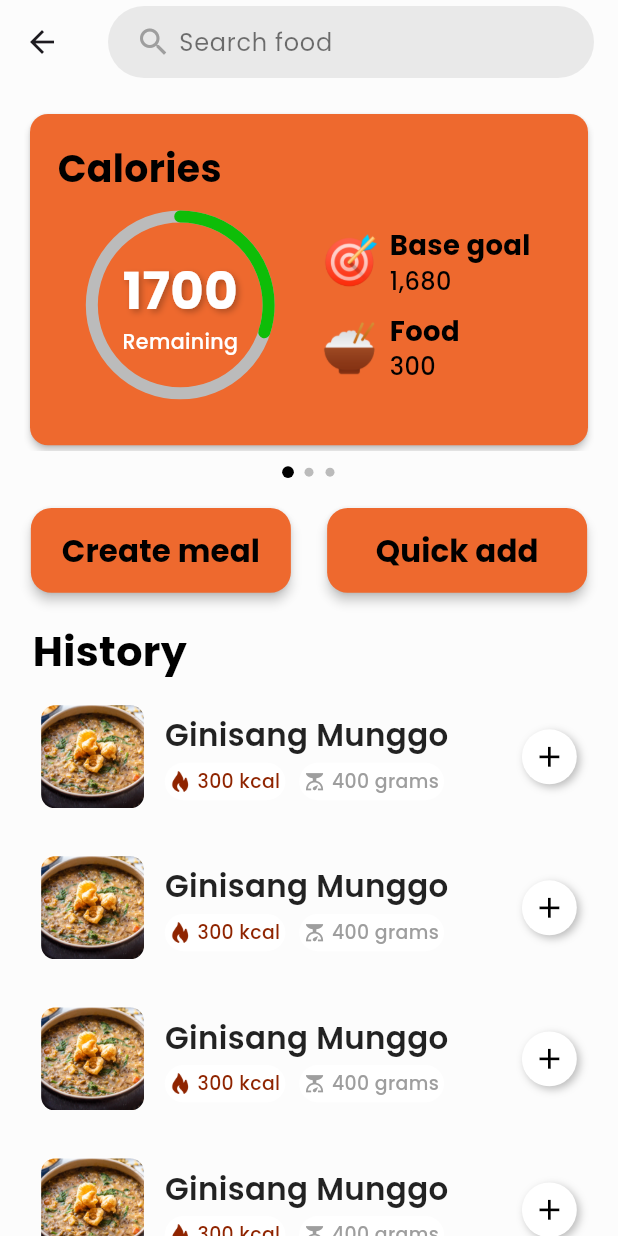
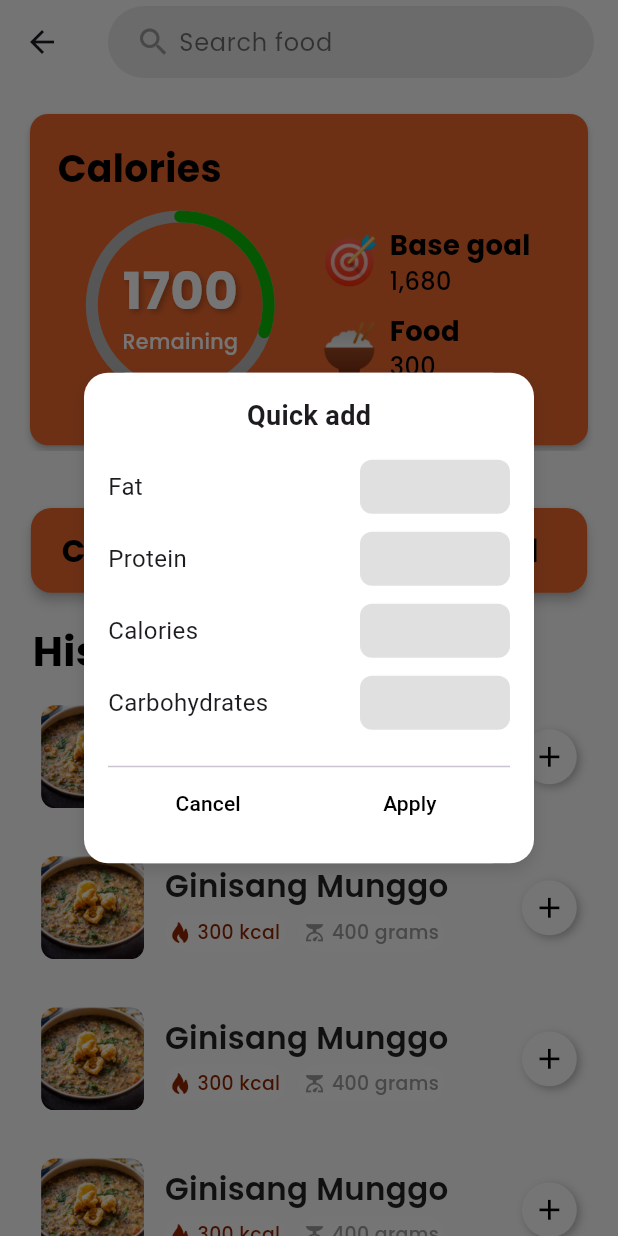
Before and after one commit to andreaBalaba/psb_app, a Flutter app: the MealPage screen opened directly, after a tap on "Quick add", on a phone screen of 412 x 824 dp. Run offline on Flutter 3.47's test engine with Material 3 defaults, Android fonts, the light colour scheme and no system bars; drawn by our look-alikes of percent_indicator, smooth_page_indicator; our stand-ins replace animate_do, camera, cloud_firestore, firebase_auth, firebase_core, fl_chart and 8 more; missing offline and left inert: tflite_v2; accounts and stored records are empty.

Commit message:
added quick meal dialog ui

```diff
--- a/lib/features/meal/screen/meal_page.dart
+++ b/lib/features/meal/screen/meal_page.dart
@@ -93,6 +93,7 @@ class _MealPageState extends State<MealPage>
                 _buildButton(
                   text: "Quick add",
                   onPressed: () {
+                    quickMealDialog();
                     // Action for Quick add
                   },
                 ),
@@ -129,4 +130,116 @@ class _MealPageState extends State<MealPage>
       ),
     );
   }
+
+  quickMealDialog() {
+    showDialog(
+      context: context,
+      builder: (context) {
+        return Dialog(
+          child: Container(
+            width: 300,
+            padding: const EdgeInsets.all(16),
+            decoration: BoxDecoration(
+              color: Colors.white,
+              borderRadius: BorderRadius.circular(16),
+              boxShadow: const [
+                BoxShadow(
+                  color: Colors.black12,
+                  blurRadius: 8,
+                  offset: Offset(0, 4),
+                ),
+              ],
+            ),
+            child: Column(
+              mainAxisSize: MainAxisSize.min,
+              children: [
+                const Text(
+                  'Quick add',
+                  style: TextStyle(
+                    fontSize: 18,
+                    fontWeight: FontWeight.bold,
+                  ),
+                ),
+                const SizedBox(height: 16),
+                const _InputRow(label: 'Fat'),
+                const SizedBox(height: 12),
+                const _InputRow(label: 'Protein'),
+                const SizedBox(height: 12),
+                const _InputRow(label: 'Calories'),
+                const SizedBox(height: 12),
+                const _InputRow(label: 'Carbohydrates'),
+                const SizedBox(height: 24),
+                const Divider(height: 1, thickness: 1),
+                Row(
+                  children: [
+                    Expanded(
+                      child: TextButton(
+                        onPressed: () {
+                          Navigator.pop(context);
+                        },
+                        child: const Text(
+                          'Cancel',
+                          style: TextStyle(
+                            color: Colors.black,
+                            fontWeight: FontWeight.w500,
+                          ),
+                        ),
+                      ),
+                    ),
+                    const VerticalDivider(
+                      width: 1,
+                      thickness: 1,
+                    ),
+                    Expanded(
+                      child: TextButton(
+                        onPressed: () {
+                          Navigator.pop(context);
+                        },
+                        child: const Text(
+                          'Apply',
+                          style: TextStyle(
+                            color: Colors.black,
+                            fontWeight: FontWeight.w500,
+                          ),
+                        ),
+                      ),
+                    ),
+                  ],
+                ),
+              ],
+            ),
+          ),
+        );
+      },
+    );
+  }
 }
+
+class _InputRow extends StatelessWidget {
+  final String label;
+
+  const _InputRow({super.key, required this.label});
+
+  @override
+  Widget build(BuildContext context) {
+    return Row(
+      mainAxisAlignment: MainAxisAlignment.spaceBetween,
+      children: [
+        Text(
+          label,
+          style: const TextStyle(
+            fontSize: 16,
+          ),
+        ),
+        Container(
+          width: 100,
+          height: 36,
+          decoration: BoxDecoration(
+            color: Colors.grey[300],
+            borderRadius: BorderRadius.circular(8),
+          ),
+        ),
+      ],
+    );
+  }
+}
```
